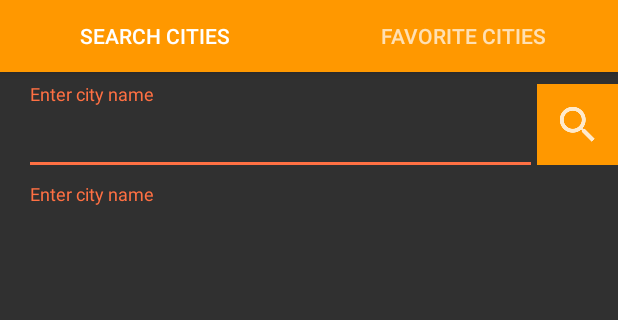
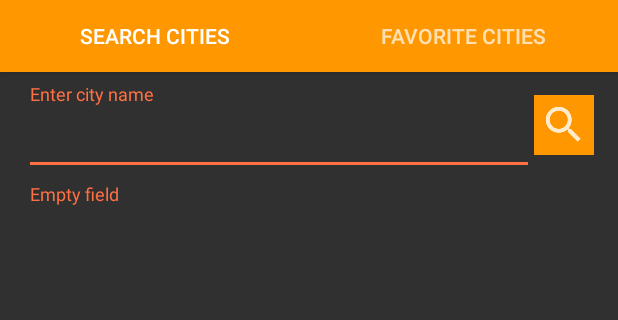
Before and after one commit to khotiun/Weather, an Android app: the screen it shows after launch (MainActivity), after a tap on an icon or button, on a phone screen of 412 x 824 dp, the part 84-404 px from its top. Run offline under Robolectric (Android 15) with nearby library versions, the phone set to English and light mode, and no system bars; our stand-ins replace Picasso; pictures from the network do not load.

```diff
--- a/app/src/main/AndroidManifest.xml
+++ b/app/src/main/AndroidManifest.xml
@@ -11,7 +11,9 @@
         android:roundIcon="@mipmap/ic_launcher_round"
         android:supportsRtl="true"
         android:theme="@style/AppTheme">
-        <activity android:name=".activity.MainActivity">
+        <activity
+            android:name=".activity.MainActivity"
+            android:configChanges="keyboardHidden|orientation|screenSize">
             <intent-filter>
                 <action android:name="android.intent.action.MAIN"/>
 
--- a/app/src/main/java/com/khotiun/android/weather/activity/MainActivity.java
+++ b/app/src/main/java/com/khotiun/android/weather/activity/MainActivity.java
@@ -8,20 +8,23 @@ import android.support.v4.app.FragmentStatePagerAdapter;
 import android.support.v4.view.ViewPager;
 import android.support.v7.app.AppCompatActivity;
 import android.support.v7.widget.Toolbar;
+import android.widget.TextView;
 
 import com.khotiun.android.weather.R;
 import com.khotiun.android.weather.fragment.ListCityFragment;
 import com.khotiun.android.weather.fragment.SearchCityFragment;
+import com.khotiun.android.weather.model.CityNameLab;
 
 import java.util.ArrayList;
 import java.util.List;
 
-public class MainActivity extends AppCompatActivity {
+public class MainActivity extends AppCompatActivity implements SearchCityFragment.OnSomeEventListener{
 
     private static final String TAG = "MainActivity";
     private Toolbar toolbar;
     private TabLayout tabLayout;
     private ViewPager viewPager;
+    private ViewPagerAdapter adapter;
 
     @Override
     protected void onCreate(Bundle savedInstanceState) {
@@ -38,8 +41,14 @@ public class MainActivity extends AppCompatActivity {
         tabLayout.setupWithViewPager(viewPager);
     }
 
+    @Override
+    public void someEvent() {
+        ListCityFragment fragListCity = (ListCityFragment) adapter.getItem(1);
+        fragListCity.getAdapter().redrawAdapter(CityNameLab.getCityNameLab(this).getCityNames());
+    }
+
     private void setupViewPager(ViewPager viewPager) {
-        ViewPagerAdapter adapter = new ViewPagerAdapter(getSupportFragmentManager());
+        adapter = new ViewPagerAdapter(getSupportFragmentManager());
         adapter.addFragment(SearchCityFragment.newInstance(), getString(R.string.city_cearch));
         adapter.addFragment(ListCityFragment.newInstance(), getString(R.string.favorite_city));
         viewPager.setAdapter(adapter);
@@ -74,7 +83,5 @@ public class MainActivity extends AppCompatActivity {
             mFragmentList.add(fragment);
             mFragmentTitleList.add(title);
         }
-
-
     }
 }
--- a/app/src/main/java/com/khotiun/android/weather/fragment/SearchCityFragment.java
+++ b/app/src/main/java/com/khotiun/android/weather/fragment/SearchCityFragment.java
@@ -1,6 +1,7 @@
 package com.khotiun.android.weather.fragment;
 
 import android.app.Activity;
+import android.content.Context;
 import android.os.Bundle;
 import android.support.design.widget.CoordinatorLayout;
 import android.support.design.widget.FloatingActionButton;
@@ -15,15 +16,16 @@ import android.util.Log;
 import android.view.LayoutInflater;
 import android.view.View;
 import android.view.ViewGroup;
-import android.view.WindowManager;
 import android.view.inputmethod.InputMethodManager;
 import android.widget.EditText;
 import android.widget.ImageButton;
 import android.widget.ImageView;
+import android.widget.ProgressBar;
 import android.widget.RelativeLayout;
 import android.widget.TextView;
 
 import com.khotiun.android.weather.R;
+import com.khotiun.android.weather.activity.MainActivity;
 import com.khotiun.android.weather.api.ApiService;
 import com.khotiun.android.weather.api.RetroClient;
 import com.khotiun.android.weather.model.CityName;
@@ -60,9 +62,11 @@ public class SearchCityFragment extends Fragment implements View.OnClickListener
     private CoordinatorLayout mCoordinatorLayout;
     private FloatingActionButton mFab;
     private TextInputLayout mTextInputLayout;
+    private ProgressBar mProgressBar;
     private WeatherAdapter mAdapter;
     private WeatherData mWeatherData;
     private boolean isFaforiteCity = false;
+    private OnSomeEventListener someEventListener;
 
     public static Fragment newInstance() {
         return new SearchCityFragment();
@@ -71,11 +75,27 @@ public class SearchCityFragment extends Fragment implements View.OnClickListener
     @Override
     public void onCreate(Bundle savedInstanceState) {
         super.onCreate(savedInstanceState);
+
+    }
+
+    public interface OnSomeEventListener {
+        public void someEvent();
+    }
+
+    @Override
+    public void onAttach(Context context) {
+        super.onAttach(context);
+        try {
+            someEventListener = (OnSomeEventListener) context;
+        } catch (ClassCastException e) {
+//            throw new ClassCastException(activity.toString() + " must implement onSomeEventListener");
+        }
     }
 
     @Override
     public View onCreateView(LayoutInflater inflater, ViewGroup container, Bundle savedInstanceState) {
         View view = inflater.inflate(R.layout.fragment_search_city, container, false);
+        mProgressBar = (ProgressBar) view.findViewById(R.id.city_pb);
         mTextInputLayout = (TextInputLayout) view.findViewById(R.id.city_til);
         mRelativeLayout = (RelativeLayout) view.findViewById(R.id.city_rl);
         mCoordinatorLayout = (CoordinatorLayout) view.findViewById(R.id.city_coordinator_layout);
@@ -111,9 +131,10 @@ public class SearchCityFragment extends Fragment implements View.OnClickListener
         int viewId = v.getId();
         if (viewId == R.id.city_ibtn_search_city) {
             if (mEtCity.getText().toString().equals("")) {
-                mTextInputLayout.setError(getResources().getString(R.string.enter_name_of_city));
+                mTextInputLayout.setError(getResources().getString(R.string.empty_field));
                 return;
             }
+            mProgressBar.setVisibility(View.VISIBLE);
             //Hide keyboard
             InputMethodManager inputMethodManager = (InputMethodManager) getActivity().getSystemService(Activity.INPUT_METHOD_SERVICE);
             inputMethodManager.hideSoftInputFromWindow(getActivity().getCurrentFocus().getWindowToken(), 0);
@@ -124,7 +145,7 @@ public class SearchCityFragment extends Fragment implements View.OnClickListener
                 @Override
                 public void onResponse(Call<WeatherData> call, Response<WeatherData> response) {
                     Log.d(TAG, "onResponse");
-                    mRelativeLayout.setVisibility(View.VISIBLE);
+                    mProgressBar.setVisibility(View.GONE);
                     mWeatherData = response.body();
                     if (mWeatherData == null) {
                         mTextInputLayout.setError(getResources().getString(R.string.Incorrect_city_name));
@@ -133,13 +154,7 @@ public class SearchCityFragment extends Fragment implements View.OnClickListener
                     isFaforiteCity = false;
                     mTvCityName.setText(mWeatherData.getCity().getName());
                     mFab.setImageResource(R.drawable.ic_star_border_white);
-                    List<CityName> cityNames = CityNameLab.getCityNameLab(getActivity()).getCityNames();
-                    for (CityName city : cityNames) {
-                        if (city.getName().equals(mTvCityName.getText().toString())) {
-                            mFab.setImageResource(R.drawable.ic_star_filt);
-                            isFaforiteCity = true;
-                        }
-                    }
+                  coincidenceCity();
                     mCoordinatorLayout.setVisibility(View.VISIBLE);
                     mAdapter = new WeatherAdapter(mWeatherData.getList());
                     mRecyclerView.setAdapter(mAdapter);
@@ -151,12 +166,24 @@ public class SearchCityFragment extends Fragment implements View.OnClickListener
                 }
             });
         } else if (viewId == R.id.city_fab) {
+            coincidenceCity();
             if (!isFaforiteCity) {
                 Snackbar snackbar = Snackbar.make(mCoordinatorLayout, "Add " + mTvCityName.getText().toString() + " to favorites?", Snackbar.LENGTH_LONG)
                         .setAction("yes", snackbarOnClickListener);
                 snackbar.show();
             } else {
-                Snackbar.make(mCoordinatorLayout, R.string.this_city_is_already_added_to_favorites, Snackbar.LENGTH_SHORT).show();
+                Snackbar.make(mCoordinatorLayout, getResources().getString(R.string.this_city_is_already_added_to_favorites), Snackbar.LENGTH_SHORT).show();
+            }
+            isFaforiteCity = false;
+        }
+    }
+
+    private void coincidenceCity() {
+        List<CityName> cityNames = CityNameLab.getCityNameLab(getActivity()).getCityNames();
+        for (CityName city : cityNames) {
+            if (city.getName().equals(mTvCityName.getText().toString())) {
+                mFab.setImageResource(R.drawable.ic_star_filt);
+                isFaforiteCity = true;
             }
         }
     }
@@ -168,7 +195,7 @@ public class SearchCityFragment extends Fragment implements View.OnClickListener
             getCityNameLab(getActivity()).addCityName(cityName);
             mFab.setImageResource(R.drawable.ic_star_filt);
             Log.d(TAG, getCityNameLab(getActivity()).getCityNames().size() + "");
-
+            someEventListener.someEvent();
         }
     };
 
--- a/app/src/main/res/layout/fragment_search_city.xml
+++ b/app/src/main/res/layout/fragment_search_city.xml
@@ -8,10 +8,13 @@
 
     <ImageButton
         android:id="@+id/city_ibtn_search_city"
-        android:layout_width="54dp"
-        android:layout_height="54dp"
+        android:layout_width="40dp"
+        android:layout_height="40dp"
+        android:layout_marginTop="7dp"
+        android:layout_marginRight="@dimen/activity_horizontal_margin"
+        android:layout_alignTop="@+id/city_til"
         android:layout_alignParentRight="true"
-        android:layout_marginTop="@dimen/standart_margin"
+        android:layout_alignParentEnd="true"
         android:background="@color/accent"
         android:src="@drawable/ic_search"/>
 
@@ -74,4 +77,11 @@
 
     </android.support.design.widget.CoordinatorLayout>
 
+    <ProgressBar
+        android:id="@+id/city_pb"
+        android:layout_width="wrap_content"
+        android:layout_height="wrap_content"
+        android:layout_centerInParent="true"
+        android:visibility="gone"/>
+
 </RelativeLayout>
--- a/app/src/main/res/values/strings.xml
+++ b/app/src/main/res/values/strings.xml
@@ -1,10 +1,11 @@
 <resources>
     <string name="app_name">Weather</string>
-    <string name="city_cearch">search cities</string>
+    <string name="city_cearch">Search cities</string>
     <string name="favorite_city">Favorite cities</string>
     <string name="enter_name_of_city">Enter city name</string>
+    <string name="empty_field">Empty field</string>
     <string name="temp_max">Max:</string>
     <string name="temp_min">Min:</string>
     <string name="Incorrect_city_name">Incorrect city name</string>
-    <string name="this_city_is_already_added_to_favorites">this city is already added to favorites</string>
+    <string name="this_city_is_already_added_to_favorites">This city is already added to favorites</string>
 </resources>
```
Also changed, not shown: app/src/main/java/com/khotiun/android/weather/fragment/ListCityFragment.java (+50 -4 lines), app/src/main/res/layout/fragment_list_city.xml (+14 -3 lines), app/src/main/res/layout/item_city.xml (+6 -6 lines).
